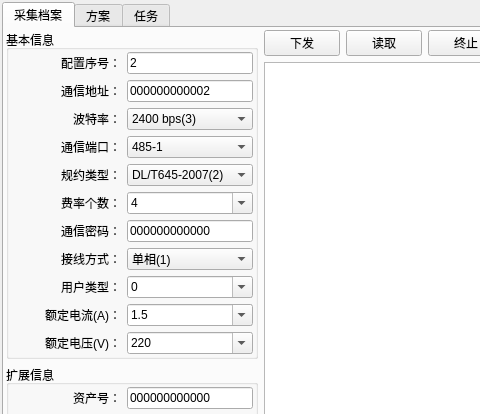
Before: the Qt Designer form master/UI/param_dread_window.ui in liuning587/698master, drawn with Qt 5; both pictures show x 0 to 480 and y 0 to 414 of the 1420 by 784 pixel window.
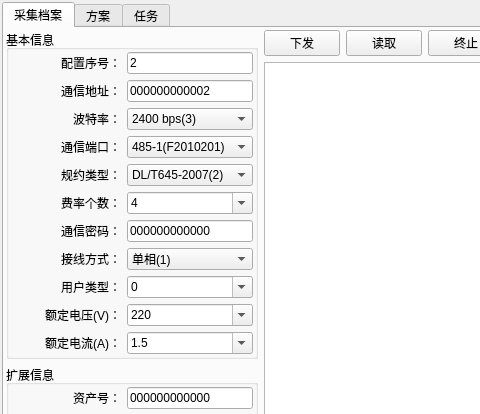
After: the same form once the commit is applied.

The edit to the form file:
```diff
--- a/master/UI/param_dread_window.ui
+++ b/master/UI/param_dread_window.ui
@@ -322,7 +322,7 @@
                  </property>
                  <item>
                   <property name="text">
-                   <string>485-1</string>
+                   <string>485-1(F2010201)</string>
                   </property>
                  </item>
                  <item>
@@ -686,60 +686,6 @@
                </item>
               </layout>
              </item>
-             <item>
-              <layout class="QHBoxLayout" name="horizontalLayout_73">
-               <item>
-                <widget class="QLabel" name="label_stdA">
-                 <property name="sizePolicy">
-                  <sizepolicy hsizetype="Fixed" vsizetype="Preferred">
-                   <horstretch>0</horstretch>
-                   <verstretch>0</verstretch>
-                  </sizepolicy>
-                 </property>
-                 <property name="minimumSize">
-                  <size>
-                   <width>110</width>
-                   <height>0</height>
-                  </size>
-                 </property>
-                 <property name="maximumSize">
-                  <size>
-                   <width>110</width>
-                   <height>16777215</height>
-                  </size>
-                 </property>
-                 <property name="font">
-                  <font>
-                   <pointsize>9</pointsize>
-                  </font>
-                 </property>
-                 <property name="text">
-                  <string>额定电流(A)：</string>
-                 </property>
-                 <property name="alignment">
-                  <set>Qt::AlignRight|Qt::AlignTrailing|Qt::AlignVCenter</set>
-                 </property>
-                </widget>
-               </item>
-               <item>
-                <widget class="QComboBox" name="comboBox_stdA">
-                 <property name="editable">
-                  <bool>true</bool>
-                 </property>
-                 <item>
-                  <property name="text">
-                   <string>1.5</string>
-                  </property>
-                 </item>
-                 <item>
-                  <property name="text">
-                   <string>5</string>
-                  </property>
-                 </item>
-                </widget>
-               </item>
-              </layout>
-             </item>
              <item>
               <layout class="QHBoxLayout" name="horizontalLayout_72">
                <item>
@@ -789,6 +735,60 @@
                </item>
               </layout>
              </item>
+             <item>
+              <layout class="QHBoxLayout" name="horizontalLayout_73">
+               <item>
+                <widget class="QLabel" name="label_stdA">
+                 <property name="sizePolicy">
+                  <sizepolicy hsizetype="Fixed" vsizetype="Preferred">
+                   <horstretch>0</horstretch>
+                   <verstretch>0</verstretch>
+                  </sizepolicy>
+                 </property>
+                 <property name="minimumSize">
+                  <size>
+                   <width>110</width>
+                   <height>0</height>
+                  </size>
+                 </property>
+                 <property name="maximumSize">
+                  <size>
+                   <width>110</width>
+                   <height>16777215</height>
+                  </size>
+                 </property>
+                 <property name="font">
+                  <font>
+                   <pointsize>9</pointsize>
+                  </font>
+                 </property>
+                 <property name="text">
+                  <string>额定电流(A)：</string>
+                 </property>
+                 <property name="alignment">
+                  <set>Qt::AlignRight|Qt::AlignTrailing|Qt::AlignVCenter</set>
+                 </property>
+                </widget>
+               </item>
+               <item>
+                <widget class="QComboBox" name="comboBox_stdA">
+                 <property name="editable">
+                  <bool>true</bool>
+                 </property>
+                 <item>
+                  <property name="text">
+                   <string>1.5</string>
+                  </property>
+                 </item>
+                 <item>
+                  <property name="text">
+                   <string>5</string>
+                  </property>
+                 </item>
+                </widget>
+               </item>
+              </layout>
+             </item>
             </layout>
            </widget>
           </item>
```
Left out of the diff: 18 changed lines with no effect on the pictures.
